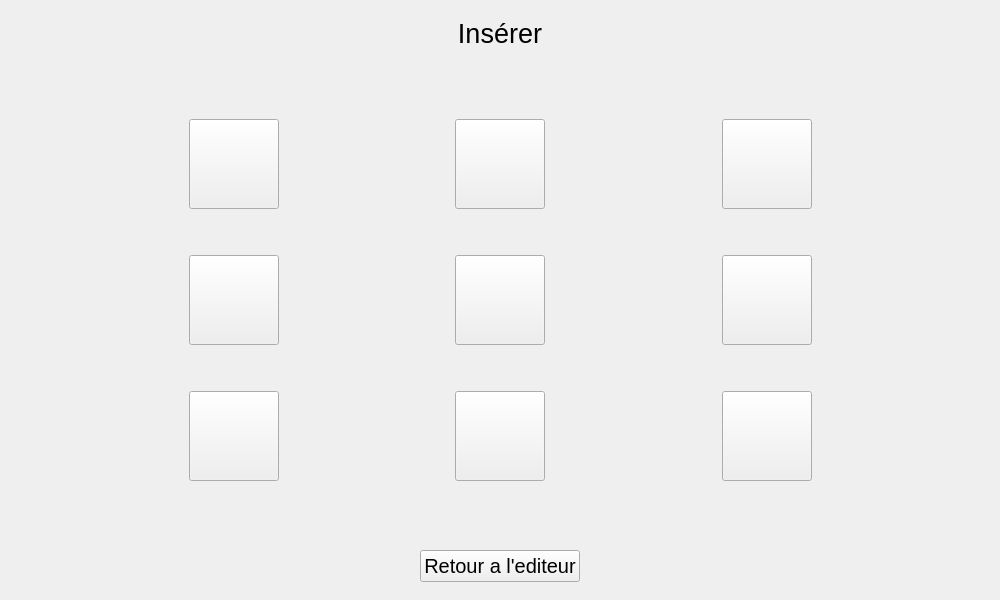
Qt form cuiapostite.ui (Arrera-Software/Arrera-Postite) before a commit.
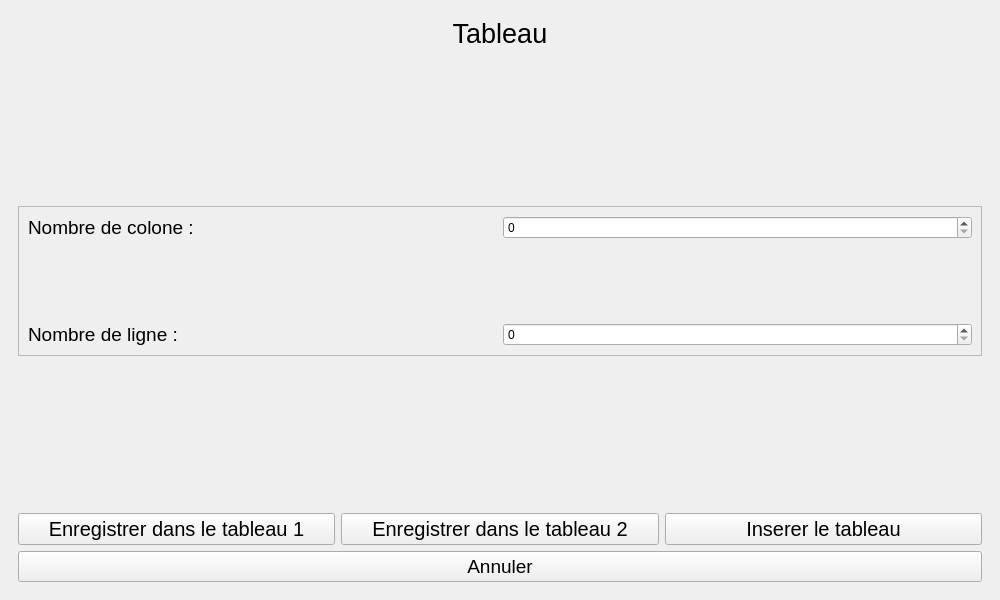
The same form after that commit. Icons and pictures are not drawn. Custom widgets are drawn as their Qt base class.

Commit message: Ajout de partie ajout d'un tableau

What changed in the file:
```diff
--- a/cuiapostite.ui
+++ b/cuiapostite.ui
@@ -552,6 +552,166 @@
         </item>
        </layout>
       </widget>
+      <widget class="QWidget" name="manageTableau">
+       <layout class="QVBoxLayout" name="verticalLayout_10">
+        <item>
+         <widget class="QLabel" name="IDC_TITLETABLEAU">
+          <property name="font">
+           <font>
+            <pointsize>20</pointsize>
+           </font>
+          </property>
+          <property name="text">
+           <string>Tableau</string>
+          </property>
+          <property name="alignment">
+           <set>Qt::AlignmentFlag::AlignCenter</set>
+          </property>
+         </widget>
+        </item>
+        <item>
+         <spacer name="verticalSpacer_17">
+          <property name="orientation">
+           <enum>Qt::Orientation::Vertical</enum>
+          </property>
+          <property name="sizeHint" stdset="0">
+           <size>
+            <width>20</width>
+            <height>40</height>
+           </size>
+          </property>
+         </spacer>
+        </item>
+        <item>
+         <widget class="QFrame" name="frame_2">
+          <property name="frameShape">
+           <enum>QFrame::Shape::StyledPanel</enum>
+          </property>
+          <property name="frameShadow">
+           <enum>QFrame::Shadow::Raised</enum>
+          </property>
+          <layout class="QVBoxLayout" name="verticalLayout_11">
+           <item>
+            <layout class="QHBoxLayout" name="horizontalLayout_7">
+             <item>
+              <widget class="QLabel" name="IDC_COLONE">
+               <property name="font">
+                <font>
+                 <pointsize>14</pointsize>
+                </font>
+               </property>
+               <property name="text">
+                <string>Nombre de colone :</string>
+               </property>
+              </widget>
+             </item>
+             <item>
+              <widget class="QSpinBox" name="IDC_SPINCOLONE"/>
+             </item>
+            </layout>
+           </item>
+           <item>
+            <spacer name="verticalSpacer_18">
+             <property name="orientation">
+              <enum>Qt::Orientation::Vertical</enum>
+             </property>
+             <property name="sizeHint" stdset="0">
+              <size>
+               <width>20</width>
+               <height>40</height>
+              </size>
+             </property>
+            </spacer>
+           </item>
+           <item>
+            <layout class="QHBoxLayout" name="horizontalLayout_8">
+             <item>
+              <widget class="QLabel" name="IDC_LIGNE">
+               <property name="font">
+                <font>
+                 <pointsize>14</pointsize>
+                </font>
+               </property>
+               <property name="text">
+                <string>Nombre de ligne :</string>
+               </property>
+              </widget>
+             </item>
+             <item>
+              <widget class="QSpinBox" name="IDC_SPINLIGNE"/>
+             </item>
+            </layout>
+           </item>
+          </layout>
+         </widget>
+        </item>
+        <item>
+         <spacer name="verticalSpacer_16">
+          <property name="orientation">
+           <enum>Qt::Orientation::Vertical</enum>
+          </property>
+          <property name="sizeHint" stdset="0">
+           <size>
+            <width>20</width>
+            <height>40</height>
+           </size>
+          </property>
+         </spacer>
+        </item>
+        <item>
+         <layout class="QHBoxLayout" name="horizontalLayout_6">
+          <item>
+           <widget class="QPushButton" name="IDC_PARAMETRAGE1">
+            <property name="font">
+             <font>
+              <pointsize>15</pointsize>
+             </font>
+            </property>
+            <property name="text">
+             <string>Enregistrer dans le tableau 1</string>
+            </property>
+           </widget>
+          </item>
+          <item>
+           <widget class="QPushButton" name="IDC_PARAMETRAGE2">
+            <property name="font">
+             <font>
+              <pointsize>15</pointsize>
+             </font>
+            </property>
+            <property name="text">
+             <string>Enregistrer dans le tableau 2</string>
+            </property>
+           </widget>
+          </item>
+          <item>
+           <widget class="QPushButton" name="IDC_ADDTABLEAU">
+            <property name="font">
+             <font>
+              <pointsize>15</pointsize>
+             </font>
+            </property>
+            <property name="text">
+             <string>Inserer le tableau</string>
+            </property>
+           </widget>
+          </item>
+         </layout>
+        </item>
+        <item>
+         <widget class="QPushButton" name="IDC_CANCELTABLEAU">
+          <property name="font">
+           <font>
+            <pointsize>14</pointsize>
+           </font>
+          </property>
+          <property name="text">
+           <string>Annuler</string>
+          </property>
+         </widget>
+        </item>
+       </layout>
+      </widget>
       <widget class="QWidget" name="insersion">
        <layout class="QVBoxLayout" name="verticalLayout_9">
         <item>
```
Left out of the diff: 50 changed lines with no effect on the pictures. The commit also changes 4 other files.
